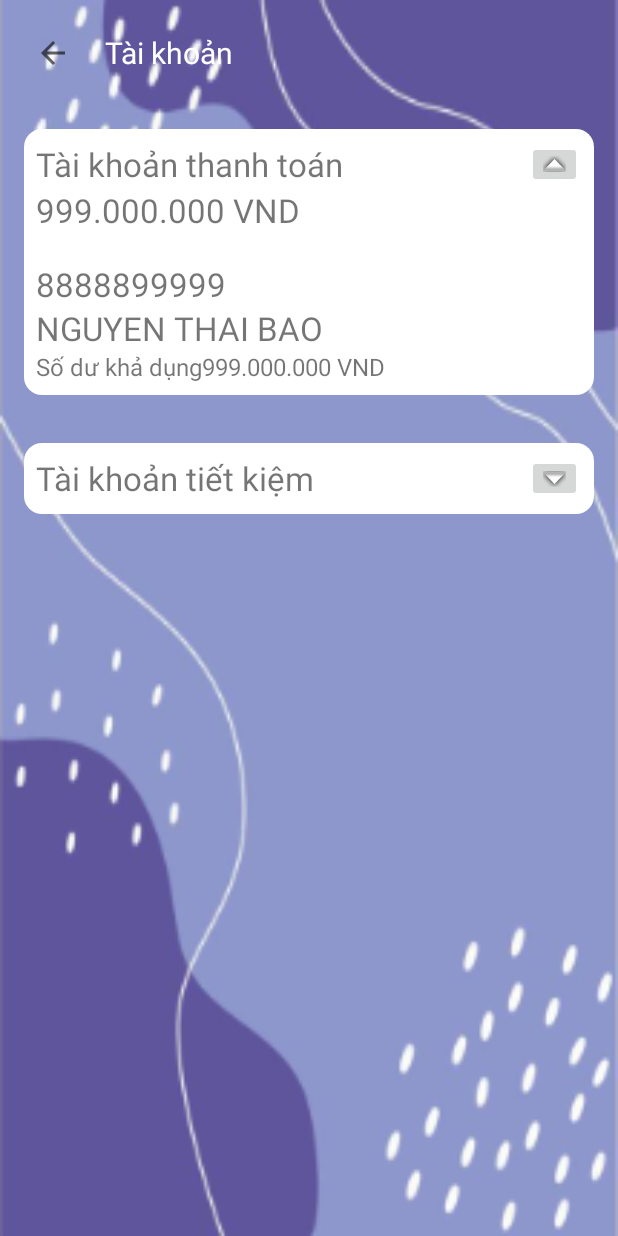
After one commit to thaibao-bit/LuCaBank, an Android app: the AccountActivity screen opened directly, with no data from a screen before it, on a phone screen of 412 x 824 dp. The commit adds this screen. Run offline under Robolectric (Android 15) with nearby library versions, the phone set to English and light mode, and no system bars.

Commit message:
add account activity

```diff
--- a/app/src/main/AndroidManifest.xml
+++ b/app/src/main/AndroidManifest.xml
@@ -14,6 +14,9 @@
         android:theme="@style/Theme.LuCaFate"
         tools:targetApi="31">
         <activity
+            android:name=".AccountActivity"
+            android:exported="false" />
+        <activity
             android:name=".MainActivity"
             android:exported="false" />
         <activity
--- /dev/null
+++ b/app/src/main/java/com/example/lucafate/AccountActivity.kt
@@ -0,0 +1,18 @@
+package com.example.lucafate
+
+import androidx.appcompat.app.AppCompatActivity
+import android.os.Bundle
+import androidx.navigation.NavController
+import androidx.navigation.fragment.NavHostFragment
+
+class AccountActivity : AppCompatActivity() {
+    private lateinit var navController: NavController
+
+    override fun onCreate(savedInstanceState: Bundle?) {
+        super.onCreate(savedInstanceState)
+        setContentView(R.layout.activity_account)
+
+        val navHostFragment = supportFragmentManager.findFragmentById(R.id.accountFragmentContainer) as NavHostFragment
+        navController = navHostFragment.navController
+    }
+}
--- /dev/null
+++ b/app/src/main/java/com/example/lucafate/AccountDetailFragment.kt
@@ -0,0 +1,59 @@
+package com.example.lucafate
+
+import android.os.Bundle
+import androidx.fragment.app.Fragment
+import android.view.LayoutInflater
+import android.view.View
+import android.view.ViewGroup
+
+// TODO: Rename parameter arguments, choose names that match
+// the fragment initialization parameters, e.g. ARG_ITEM_NUMBER
+private const val ARG_PARAM1 = "param1"
+private const val ARG_PARAM2 = "param2"
+
+/**
+ * A simple [Fragment] subclass.
+ * Use the [AccountDetailFragment.newInstance] factory method to
+ * create an instance of this fragment.
+ */
+class AccountDetailFragment : Fragment() {
+    // TODO: Rename and change types of parameters
+    private var param1: String? = null
+    private var param2: String? = null
+
+    override fun onCreate(savedInstanceState: Bundle?) {
+        super.onCreate(savedInstanceState)
+        arguments?.let {
+            param1 = it.getString(ARG_PARAM1)
+            param2 = it.getString(ARG_PARAM2)
+        }
+    }
+
+    override fun onCreateView(
+        inflater: LayoutInflater, container: ViewGroup?,
+        savedInstanceState: Bundle?
+    ): View? {
+        // Inflate the layout for this fragment
+        return inflater.inflate(R.layout.fragment_account_detail, container, false)
+    }
+
+    companion object {
+        /**
+         * Use this factory method to create a new instance of
+         * this fragment using the provided parameters.
+         *
+         * @param param1 Parameter 1.
+         * @param param2 Parameter 2.
+         * @return A new instance of fragment AccountDetailFragment.
+         */
+        // TODO: Rename and change types and number of parameters
+        @JvmStatic
+        fun newInstance(param1: String, param2: String) =
+            AccountDetailFragment().apply {
+                arguments = Bundle().apply {
+                    putString(ARG_PARAM1, param1)
+                    putString(ARG_PARAM2, param2)
+                }
+            }
+    }
+}
--- /dev/null
+++ b/app/src/main/java/com/example/lucafate/AccountFragment.kt
@@ -0,0 +1,108 @@
+package com.example.lucafate
+
+import android.os.Bundle
+import androidx.fragment.app.Fragment
+import android.view.LayoutInflater
+import android.view.View
+import android.view.ViewGroup
+import android.widget.Button
+import android.widget.ImageButton
+import android.widget.LinearLayout
+import android.widget.RelativeLayout
+import androidx.navigation.fragment.findNavController
+import kotlinx.android.synthetic.main.fragment_account.*
+
+// TODO: Rename parameter arguments, choose names that match
+// the fragment initialization parameters, e.g. ARG_ITEM_NUMBER
+private const val ARG_PARAM1 = "param1"
+private const val ARG_PARAM2 = "param2"
+
+/**
+ * A simple [Fragment] subclass.
+ * Use the [AccountFragment.newInstance] factory method to
+ * create an instance of this fragment.
+ */
+class AccountFragment : Fragment(), AccountInterface {
+    // TODO: Rename and change types of parameters
+    private var param1: String? = null
+    private var param2: String? = null
+    private var accountPresenter = AccountPresenter()
+
+    override fun onCreate(savedInstanceState: Bundle?) {
+        super.onCreate(savedInstanceState)
+        arguments?.let {
+            param1 = it.getString(ARG_PARAM1)
+            param2 = it.getString(ARG_PARAM2)
+        }
+    }
+
+    override fun onCreateView(
+        inflater: LayoutInflater, container: ViewGroup?,
+        savedInstanceState: Bundle?
+    ): View? {
+        // Inflate the layout for this fragment
+        val view = inflater.inflate(R.layout.fragment_account, container, false)
+
+        val backBtn = view.findViewById<ImageButton>(R.id.goBackBtn)
+        backBtn.setOnClickListener { findNavController().navigate(R.id.action_accountFragment_to_nav_graph) }
+
+        val infoBtn = view.findViewById<ImageButton>(R.id.expandAccountImgBtn)
+        val accountInfoView = view.findViewById<LinearLayout>(R.id.accountInfoView)
+        infoBtn.setOnClickListener {
+        if (accountInfoView.visibility == View.VISIBLE)    {
+            accountInfoView.visibility = View.GONE
+            infoBtn.setImageResource(android.R.drawable.arrow_down_float)
+        }else{
+            accountInfoView.visibility = View.VISIBLE
+            infoBtn.setImageResource(android.R.drawable.arrow_up_float)
+        }
+        }
+
+        val infoBtn2 = view.findViewById<ImageButton>(R.id.expandAccountImgBtn2)
+        val accountInfoView2 = view.findViewById<LinearLayout>(R.id.accountInfoView2)
+        infoBtn2.setOnClickListener {
+            if (accountInfoView2.visibility == View.VISIBLE)    {
+            accountInfoView2.visibility = View.GONE
+            infoBtn2.setImageResource(android.R.drawable.arrow_down_float)
+            }else{
+            accountInfoView2.visibility = View.VISIBLE
+            infoBtn2.setImageResource(android.R.drawable.arrow_up_float)
+            }
+        }
+
+
+        return view
+    }
+
+    companion object {
+        /**
+         * Use this factory method to create a new instance of
+         * this fragment using the provided parameters.
+         *
+         * @param param1 Parameter 1.
+         * @param param2 Parameter 2.
+         * @return A new instance of fragment AccountFragment.
+         */
+        // TODO: Rename and change types and number of parameters
+        @JvmStatic
+        fun newInstance(param1: String, param2: String) =
+            AccountFragment().apply {
+                arguments = Bundle().apply {
+                    putString(ARG_PARAM1, param1)
+                    putString(ARG_PARAM2, param2)
+                }
+            }
+    }
+
+    override fun closeView() {
+//        accountInfoView2.visibility = View.GONE
+//        expandAccountImgBtn2.setImageResource(android.R.drawable.arrow_down_float)
+        println("Closing")
+    }
+
+    override fun openView() {
+//        accountInfoView2.visibility = View.VISIBLE
+//        expandAccountImgBtn2.setImageResource(android.R.drawable.arrow_up_float)
+        println("Opening")
+    }
+}
--- /dev/null
+++ b/app/src/main/java/com/example/lucafate/AccountInterface.kt
@@ -0,0 +1,8 @@
+package com.example.lucafate
+
+interface AccountInterface {
+
+    fun closeView()
+    fun openView()
+
+}
--- /dev/null
+++ b/app/src/main/java/com/example/lucafate/AccountPresenter.kt
@@ -0,0 +1,20 @@
+package com.example.lucafate
+
+import android.view.View
+import android.widget.LinearLayout
+
+class AccountPresenter {
+    private lateinit var accountInterface: AccountInterface
+    fun handleButton (linearLayout: LinearLayout){
+        if (linearLayout.visibility == View.VISIBLE)    {
+            accountInterface.closeView()
+//            accountInfoView.visibility = View.GONE
+//            infoBtn.setImageResource(android.R.drawable.arrow_down_float)
+        }else{
+            accountInterface.openView()
+//            accountInfoView.visibility = View.VISIBLE
+//            infoBtn.setImageResource(android.R.drawable.arrow_up_float)
+        }
+    }
+
+    }
--- a/app/src/main/java/com/example/lucafate/HomeFragment.kt
+++ b/app/src/main/java/com/example/lucafate/HomeFragment.kt
@@ -9,6 +9,7 @@ import android.view.ViewGroup
 import android.widget.BaseAdapter
 import android.widget.Button
 import android.widget.GridView
+import android.widget.RelativeLayout
 import android.widget.TextView
 import androidx.navigation.fragment.findNavController
 import kotlinx.android.synthetic.main.fragment_home.*
@@ -28,7 +29,8 @@ class HomeFragment : Fragment() {
 
         val homeButton = view.findViewById<Button>(R.id.loginButton)
         homeButton.setOnClickListener { findNavController().navigate(R.id.action_homeFragment_to_loginFragment) }
-
+        val accountTouchView = view.findViewById<RelativeLayout>(R.id.accountTouchView)
+        accountTouchView.setOnClickListener { findNavController().navigate(R.id.action_homeFragment_to_accountActivity) }
 
         mGridView = view.findViewById<GridView>(R.id.gridViewHomePage)
         features = ArrayList<GridViewModal>()
--- a/app/src/main/java/com/example/lucafate/login/LoginFragment.kt
+++ b/app/src/main/java/com/example/lucafate/login/LoginFragment.kt
@@ -7,6 +7,7 @@ import android.view.View
 import android.view.ViewGroup
 import android.widget.Button
 import android.widget.EditText
+import android.widget.ImageButton
 import android.widget.TextView
 import android.widget.Toast
 import androidx.biometric.BiometricManager
@@ -54,7 +55,7 @@ class LoginFragment : Fragment() {
         val passwordEditText = view.findViewById<EditText>(R.id.passwordEdtTxt)
 
         val loginByPass = view.findViewById<Button>(R.id.loginByPass)
-        val backBtn = view.findViewById<Button>(R.id.backBtn)
+        val backBtn = view.findViewById<ImageButton>(R.id.backBtn)
         val loginByFingerPrint = view.findViewById<Button>(R.id.loginByFingerPrint)
 
         loginByPass.setOnClickListener {
--- /dev/null
+++ b/app/src/main/res/layout/activity_account.xml
@@ -0,0 +1,21 @@
+<?xml version="1.0" encoding="utf-8"?>
+<androidx.constraintlayout.widget.ConstraintLayout xmlns:android="http://schemas.android.com/apk/res/android"
+    xmlns:app="http://schemas.android.com/apk/res-auto"
+    xmlns:tools="http://schemas.android.com/tools"
+    android:layout_width="match_parent"
+    android:layout_height="match_parent"
+    tools:context=".AccountActivity">
+    <androidx.fragment.app.FragmentContainerView
+        android:id="@+id/accountFragmentContainer"
+        android:name="androidx.navigation.fragment.NavHostFragment"
+        android:layout_width="match_parent"
+        android:layout_height="match_parent"
+        app:defaultNavHost="true"
+        app:layout_constraintBottom_toBottomOf="parent"
+        app:layout_constraintEnd_toEndOf="parent"
+        app:layout_constraintHorizontal_bias="0.5"
+        app:layout_constraintStart_toStartOf="parent"
+        app:layout_constraintTop_toTopOf="parent"
+        app:layout_constraintVertical_bias="0.5"
+        app:navGraph="@navigation/account_nav_graph"/>
+</androidx.constraintlayout.widget.ConstraintLayout>
--- /dev/null
+++ b/app/src/main/res/layout/fragment_account.xml
@@ -0,0 +1,198 @@
+<?xml version="1.0" encoding="utf-8"?>
+<RelativeLayout xmlns:android="http://schemas.android.com/apk/res/android"
+    xmlns:app="http://schemas.android.com/apk/res-auto"
+    xmlns:tools="http://schemas.android.com/tools"
+    android:id="@+id/accountFragment"
+    android:layout_width="match_parent"
+    android:layout_height="match_parent"
+    android:background="@drawable/appbackground">
+
+    <LinearLayout
+        android:id="@+id/accountLinearTop"
+        android:layout_width="match_parent"
+        android:layout_height="wrap_content"
+        android:orientation="horizontal">
+
+        <ImageButton
+            android:id="@+id/goBackBtn"
+            android:layout_width="50dp"
+            android:layout_height="50dp"
+            android:layout_margin="10dp"
+            android:src="?attr/actionModeCloseDrawable"
+            android:background="#00000000"/>
+
+        <TextView
+            android:layout_width="wrap_content"
+            android:layout_height="wrap_content"
+            android:layout_gravity="center"
+            android:text="@string/account"
+            android:textColor="@color/white"
+            android:textFontWeight="350"
+            android:textSize="20sp" />
+
+    </LinearLayout>
+
+    <ScrollView
+        android:layout_width="match_parent"
+        android:layout_height="wrap_content"
+        android:layout_below="@+id/accountLinearTop">
+        <LinearLayout
+            android:layout_width="match_parent"
+            android:layout_height="wrap_content"
+            android:orientation="vertical">
+
+        <LinearLayout
+            android:layout_width="match_parent"
+            android:layout_height="wrap_content"
+            android:layout_margin="16dp"
+            android:background="@drawable/border_view"
+            android:orientation="vertical"
+            android:padding="8dp">
+
+            <LinearLayout
+                android:layout_width="match_parent"
+                android:layout_height="wrap_content"
+                android:weightSum="10">
+                <TextView
+                    android:layout_width="0dp"
+                    android:layout_height="wrap_content"
+                    android:text="@string/paymentAccount"
+                    android:layout_gravity="center"
+                    android:textSize="22sp"
+                    android:layout_weight="9"/>
+
+                <ImageButton
+                    android:id="@+id/expandAccountImgBtn"
+                    android:layout_width="0dp"
+                    android:layout_height="wrap_content"
+                    android:layout_weight="1"
+                    android:layout_marginRight="0dp"
+                    android:src="@android:drawable/arrow_up_float" />
+            </LinearLayout>
+
+            <LinearLayout
+                android:id="@+id/accountInfoView"
+                android:layout_width="match_parent"
+                android:layout_height="wrap_content"
+                android:orientation="vertical">
+
+            <TextView
+                android:layout_width="wrap_content"
+                android:layout_height="wrap_content"
+                android:text="999.000.000 VND"
+                android:textSize="22sp" />
+
+            <TextView
+                android:layout_width="wrap_content"
+                android:layout_height="wrap_content"
+                android:layout_marginTop="20dp"
+                android:text="8888899999"
+                android:textSize="22sp" />
+
+            <TextView
+                android:layout_width="wrap_content"
+                android:layout_height="wrap_content"
+                android:text="Nguyen thai bao"
+                android:textAllCaps="true"
+                android:textSize="22sp" />
+
+            <LinearLayout
+                android:layout_width="match_parent"
+                android:layout_height="wrap_content">
+
+                <TextView
+                    android:layout_width="wrap_content"
+                    android:layout_height="wrap_content"
+                    android:text="@string/availableBalances"
+                    android:textSize="16sp" />
+
+                <TextView
+                    android:layout_width="wrap_content"
+                    android:layout_height="wrap_content"
+                    android:text="999.000.000 VND"
+                    android:textSize="16sp" />
+            </LinearLayout>
+            </LinearLayout>
+
+        </LinearLayout>
+
+        <LinearLayout
+            android:layout_width="match_parent"
+            android:layout_height="wrap_content"
+            android:layout_margin="16dp"
+            android:background="@drawable/border_view"
+            android:orientation="vertical"
+            android:padding="8dp">
+
+            <LinearLayout
+                android:layout_width="match_parent"
+                android:layout_height="wrap_content"
+                android:weightSum="10">
+                <TextView
+                    android:layout_width="0dp"
+                    android:layout_height="wrap_content"
+                    android:text="@string/savingAccount"
+                    android:layout_gravity="center"
+                    android:textSize="22sp"
+                    android:layout_weight="9"/>
+
+                <ImageButton
+                    android:id="@+id/expandAccountImgBtn2"
+                    android:layout_width="0dp"
+                    android:layout_height="wrap_content"
+                    android:layout_weight="1"
+                    android:layout_marginRight="0dp"
+                    android:src="@android:drawable/arrow_down_float" />
+            </LinearLayout>
+
+            <LinearLayout
+                android:id="@+id/accountInfoView2"
+                android:layout_width="match_parent"
+                android:layout_height="wrap_content"
+                android:visibility="gone"
+                android:orientation="vertical">
+
+                <TextView
+                    android:layout_width="wrap_content"
+                    android:layout_height="wrap_content"
+                    android:text="1.999.000.000 VND"
+                    android:textSize="22sp" />
+
+                <TextView
+                    android:layout_width="wrap_content"
+                    android:layout_height="wrap_content"
+                    android:layout_marginTop="20dp"
+                    android:text="8888899999"
+                    android:textSize="22sp" />
+
+                <TextView
+                    android:layout_width="wrap_content"
+                    android:layout_height="wrap_content"
+                    android:text="Nguyen thai bao"
+                    android:textAllCaps="true"
+                    android:textSize="22sp" />
+
+                <LinearLayout
+                    android:layout_width="match_parent"
+                    android:layout_height="wrap_content">
+
+                    <TextView
+                        android:layout_width="wrap_content"
+                        android:layout_height="wrap_content"
+                        android:text="@string/availableBalances"
+                        android:textSize="16sp" />
+
+                    <TextView
+                        android:layout_width="wrap_content"
+                        android:layout_height="wrap_content"
+                        android:text="1.999.000.000 VND"
+                        android:textSize="16sp" />
+                </LinearLayout>
+            </LinearLayout>
+
+        </LinearLayout>
+        </LinearLayout>
+
+    </ScrollView>
+
+</RelativeLayout>
--- /dev/null
+++ b/app/src/main/res/layout/fragment_account_detail.xml
@@ -0,0 +1,14 @@
+<?xml version="1.0" encoding="utf-8"?>
+<FrameLayout xmlns:android="http://schemas.android.com/apk/res/android"
+    xmlns:tools="http://schemas.android.com/tools"
+    android:layout_width="match_parent"
+    android:layout_height="match_parent"
+    tools:context=".AccountDetailFragment">
+
+    <!-- TODO: Update blank fragment layout -->
+    <TextView
+        android:layout_width="match_parent"
+        android:layout_height="match_parent"
+        android:text="@string/hello_blank_fragment" />
+
+</FrameLayout>
--- a/app/src/main/res/layout/fragment_home.xml
+++ b/app/src/main/res/layout/fragment_home.xml
@@ -122,6 +122,7 @@
                 android:gravity="center"
                 >
                 <RelativeLayout
+                    android:id="@+id/accountTouchView"
                     android:layout_width="0dp"
                     android:layout_height="65dp"
                     android:layout_weight="4"
--- a/app/src/main/res/layout/fragment_login.xml
+++ b/app/src/main/res/layout/fragment_login.xml
@@ -144,12 +144,13 @@
         android:gravity="center"
         >
 
-        <Button
+        <ImageButton
             android:id="@+id/backBtn"
-            android:layout_width="0dp"
-            android:layout_weight="1"
+            android:layout_width="50dp"
             android:layout_height="50dp"
-            />
+            android:layout_margin="10dp"
+            android:src="?attr/actionModeCloseDrawable"
+            android:background="#00000000"/>
         <TextView
             android:layout_width="0dp"
             android:layout_weight="8"
--- /dev/null
+++ b/app/src/main/res/navigation/account_nav_graph.xml
@@ -0,0 +1,30 @@
+<?xml version="1.0" encoding="utf-8"?>
+<navigation xmlns:android="http://schemas.android.com/apk/res/android"
+    xmlns:app="http://schemas.android.com/apk/res-auto"
+    xmlns:tools="http://schemas.android.com/tools"
+    android:id="@+id/account_nav_graph"
+    app:startDestination="@id/accountFragment">
+
+    <fragment
+        android:id="@+id/accountFragment"
+        android:name="com.example.lucafate.AccountFragment"
+        android:label="fragment_account"
+        tools:layout="@layout/fragment_account" >
+        <action
+            android:id="@+id/action_accountFragment_to_accountDetailFragment"
+            app:destination="@id/accountDetailFragment" />
+        <action
+            android:id="@+id/action_accountFragment_to_nav_graph"
+            app:destination="@id/nav_graph" />
+    </fragment>
+    <fragment
+        android:id="@+id/accountDetailFragment"
+        android:name="com.example.lucafate.AccountDetailFragment"
+        android:label="fragment_account_detail"
+        tools:layout="@layout/fragment_account_detail" >
+        <action
+            android:id="@+id/action_accountDetailFragment_to_accountFragment"
+            app:destination="@id/accountFragment" />
+    </fragment>
+    <include app:graph="@navigation/nav_graph" />
+</navigation>
--- a/app/src/main/res/navigation/nav_graph.xml
+++ b/app/src/main/res/navigation/nav_graph.xml
@@ -15,6 +15,9 @@
         <action
             android:id="@+id/action_homeFragment_to_loginFragment"
             app:destination="@id/loginFragment" />
+        <action
+            android:id="@+id/action_homeFragment_to_accountActivity"
+            app:destination="@id/accountActivity" />
     </fragment>
     <fragment
         android:id="@+id/blankFragment"
@@ -33,5 +36,13 @@
         <action
             android:id="@+id/action_loginFragment_to_homeFragment"
             app:destination="@id/homeFragment" />
+        <action
+            android:id="@+id/action_loginFragment_to_accountActivity"
+            app:destination="@id/accountActivity" />
     </fragment>
+    <activity
+        android:id="@+id/accountActivity"
+        android:name="com.example.lucafate.AccountActivity"
+        android:label="activity_account"
+        tools:layout="@layout/activity_account" />
 </navigation>
--- a/app/src/main/res/values/strings.xml
+++ b/app/src/main/res/values/strings.xml
@@ -5,5 +5,9 @@
     <string name="greeting3">LuCaBanking</string>
     <!-- TODO: Remove or change this placeholder text -->
     <string name="hello_blank_fragment">Hello blank fragment</string>
+    <string name="account">Tài khoản</string>
+    <string name="paymentAccount">Tài khoản thanh toán</string>
+    <string name="savingAccount">Tài khoản tiết kiệm</string>
+    <string name="availableBalances">Số dư khả dụng</string>
 
 </resources>
```
